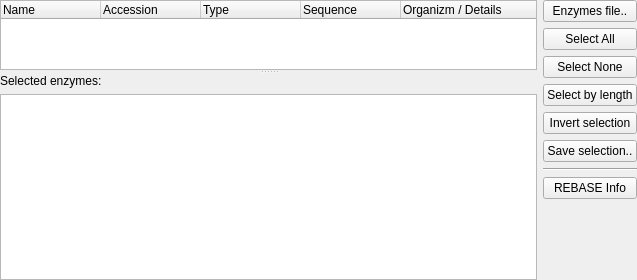
Qt form src/plugins/enzymes/src/ui/EnzymesSelectorWidget.ui (violethaze74/ugene) before a commit.
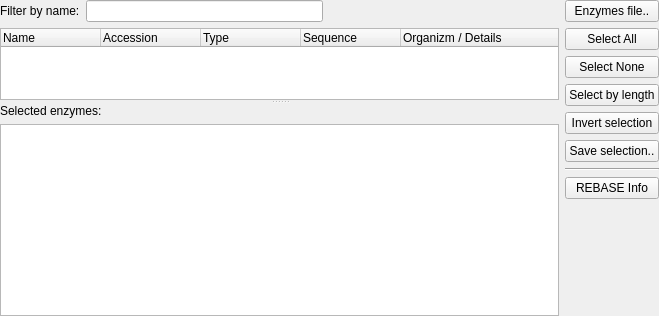
The same form after that commit.

Commit message: UGENE-335 implemented

Patch:
```diff
--- a/src/plugins/enzymes/src/ui/EnzymesSelectorWidget.ui
+++ b/src/plugins/enzymes/src/ui/EnzymesSelectorWidget.ui
@@ -6,8 +6,8 @@
    <rect>
     <x>0</x>
     <y>0</y>
-    <width>637</width>
-    <height>280</height>
+    <width>659</width>
+    <height>316</height>
    </rect>
   </property>
   <property name="sizePolicy">
@@ -19,12 +19,39 @@
   <property name="windowTitle">
    <string>Select enzymes</string>
   </property>
-  <layout class="QVBoxLayout" name="verticalLayout_2">
+  <layout class="QHBoxLayout" name="horizontalLayout_2">
    <property name="margin">
     <number>0</number>
    </property>
    <item>
-    <layout class="QHBoxLayout" name="horizontalLayout_2">
+    <layout class="QVBoxLayout" name="verticalLayout_2">
+     <item>
+      <layout class="QHBoxLayout" name="horizontalLayout">
+       <item>
+        <widget class="QLabel" name="label_2">
+         <property name="text">
+          <string>Filter by name:</string>
+         </property>
+        </widget>
+       </item>
+       <item>
+        <widget class="QLineEdit" name="enzymesFilterEdit"/>
+       </item>
+       <item>
+        <spacer name="horizontalSpacer">
+         <property name="orientation">
+          <enum>Qt::Horizontal</enum>
+         </property>
+         <property name="sizeHint" stdset="0">
+          <size>
+           <width>40</width>
+           <height>20</height>
+          </size>
+         </property>
+        </spacer>
+       </item>
+      </layout>
+     </item>
      <item>
       <widget class="QSplitter" name="splitter">
        <property name="sizePolicy">
@@ -111,6 +138,8 @@
        </widget>
       </widget>
      </item>
+    </layout>
+   </item>
      <item>
       <layout class="QVBoxLayout" name="verticalLayout_3">
        <item>
@@ -181,8 +210,6 @@
           </size>
          </property>
         </spacer>
-       </item>
-      </layout>
      </item>
     </layout>
    </item>
```
Lines whose indentation alone changed are shown as unchanged. The commit also changes 2 other files.
